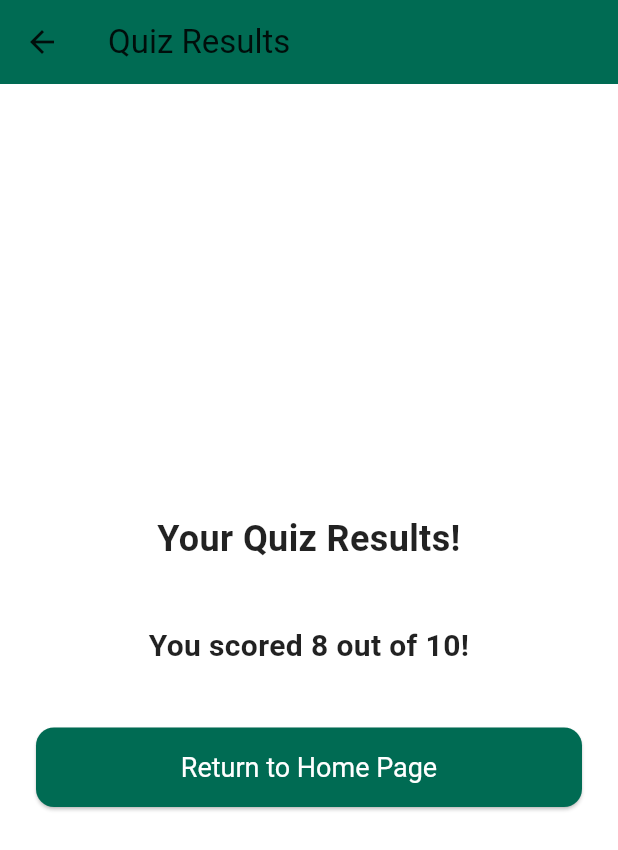
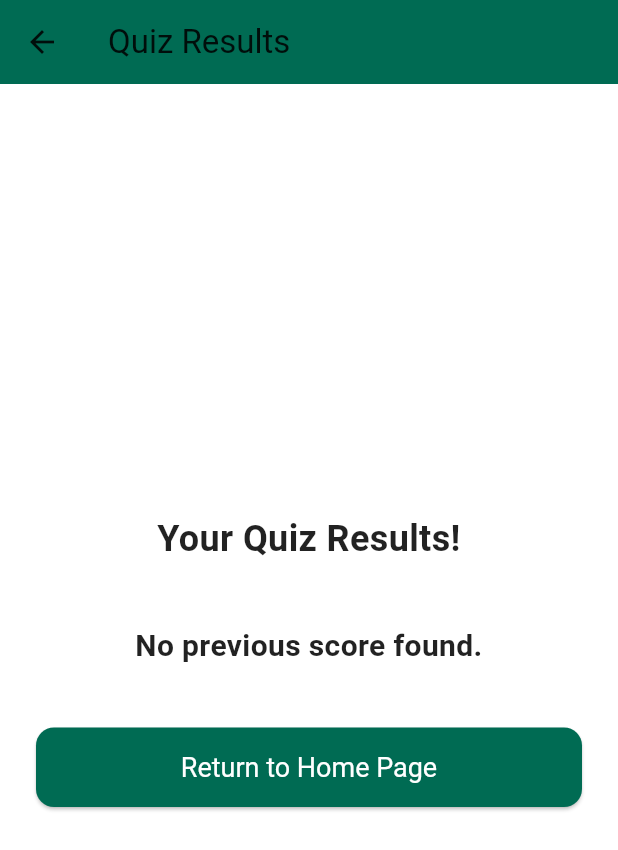
Before and after one commit to Varynx/Cybersage, a Flutter app: the ResultsPage screen opened by its route, after a tap on "Return to Home Page", after a tap on "View Results", on a phone screen of 412 x 824 dp. Shown: the top 850 px of the screen. Run offline on Flutter 3.47's test engine with Material 3 defaults, Android fonts, the phone set to English and light mode, and no system bars; our stand-ins replace cloud_firestore, firebase_auth, firebase_core, fluttertoast, google_fonts; accounts and stored records are empty.

Commit message:
Updated to include firebase storing of results

```diff
--- a/lib/result_page.dart
+++ b/lib/result_page.dart
@@ -1,7 +1,54 @@
 import 'package:flutter/material.dart';
+import 'package:cloud_firestore/cloud_firestore.dart';
+import 'package:firebase_auth/firebase_auth.dart';
 
-class ResultsPage extends StatelessWidget {
+class ResultsPage extends StatefulWidget {
   const ResultsPage({super.key});
+
+  @override
+  State<ResultsPage> createState() => _ResultsPageState();
+}
+
+class _ResultsPageState extends State<ResultsPage> {
+  int? lastScore;
+  bool isLoading = true;
+
+  @override
+  void initState() {
+    super.initState();
+    _fetchLatestScore();
+  }
+
+  Future<void> _fetchLatestScore() async {
+    try {
+      final currentUser = FirebaseAuth.instance.currentUser;
+      if (currentUser != null) {
+        final snapshot = await FirebaseFirestore.instance
+            .collection('quiz_results')
+            .where('user_id', isEqualTo: currentUser.uid)
+            .orderBy('timestamp', descending: true)
+            .limit(1)
+            .get();
+
+        if (snapshot.docs.isNotEmpty) {
+          setState(() {
+            lastScore = snapshot.docs.first['score'];
+            isLoading = false;
+          });
+        } else {
+          setState(() {
+            lastScore = null;
+            isLoading = false;
+          });
+        }
+      }
+    } catch (e) {
+      print("Error fetching score: $e");
+      setState(() {
+        isLoading = false;
+      });
+    }
+  }
 
   @override
   Widget build(BuildContext context) {
@@ -15,7 +62,10 @@ class ResultsPage extends StatelessWidget {
       ),
       body: Padding(
         padding: const EdgeInsets.all(24.0),
-        child: Column(
+        child: Center(
+          child: isLoading
+              ? const CircularProgressIndicator()
+              : Column(
                   mainAxisAlignment: MainAxisAlignment.center,
                   crossAxisAlignment: CrossAxisAlignment.center,
                   children: [
@@ -26,19 +76,19 @@ class ResultsPage extends StatelessWidget {
                     ),
                     const SizedBox(height: 40),
 
-            // Display the result (for now, it can be static or dynamically populated)
-            const Text(
-              'You scored 8 out of 10!',
-              style: TextStyle(fontSize: 20, fontWeight: FontWeight.w600),
+                    Text(
+                      lastScore != null
+                          ? 'You scored $lastScore out of 10!'
+                          : 'No previous score found.',
+                      style: const TextStyle(fontSize: 20, fontWeight: FontWeight.w600),
                       textAlign: TextAlign.center,
                     ),
 
                     const SizedBox(height: 40),
 
-            // Button to return to HomePage
                     ElevatedButton(
                       onPressed: () {
-                Navigator.pushReplacementNamed(context, '/home');  // Navigate back to HomePage
+                        Navigator.pushReplacementNamed(context, '/home');
                       },
                       style: ElevatedButton.styleFrom(
                         backgroundColor: cs.primary,
@@ -51,6 +101,7 @@ class ResultsPage extends StatelessWidget {
                   ],
                 ),
         ),
+      ),
     );
   }
 }
```
Also changed, not shown: lib/quiz_page.dart (+48 -76 lines). Lines whose indentation alone changed are shown as unchanged.
